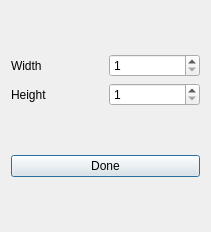
Qt form fredo/gui/new_image_dialog.ui (fredo-editor/FreDo) before a commit.
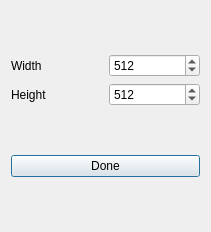
The same form after that commit.

What changed in the file:
```diff
--- a/fredo/gui/new_image_dialog.ui
+++ b/fredo/gui/new_image_dialog.ui
@@ -33,6 +33,9 @@
          <property name="maximum">
           <number>2048</number>
          </property>
+         <property name="value">
+          <number>512</number>
+         </property>
         </widget>
        </item>
       </layout>
@@ -54,6 +57,9 @@
          <property name="maximum">
           <number>2048</number>
          </property>
+         <property name="value">
+          <number>512</number>
+         </property>
         </widget>
        </item>
       </layout>
```
